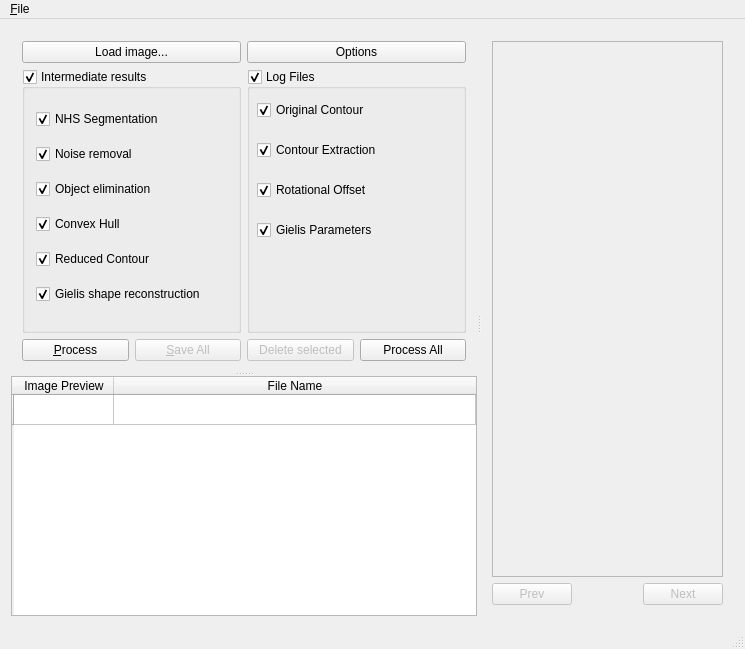
GVallicrosa/vibot6-mscv3-se, file project/c++/gui/gui.ui: the form before one commit.
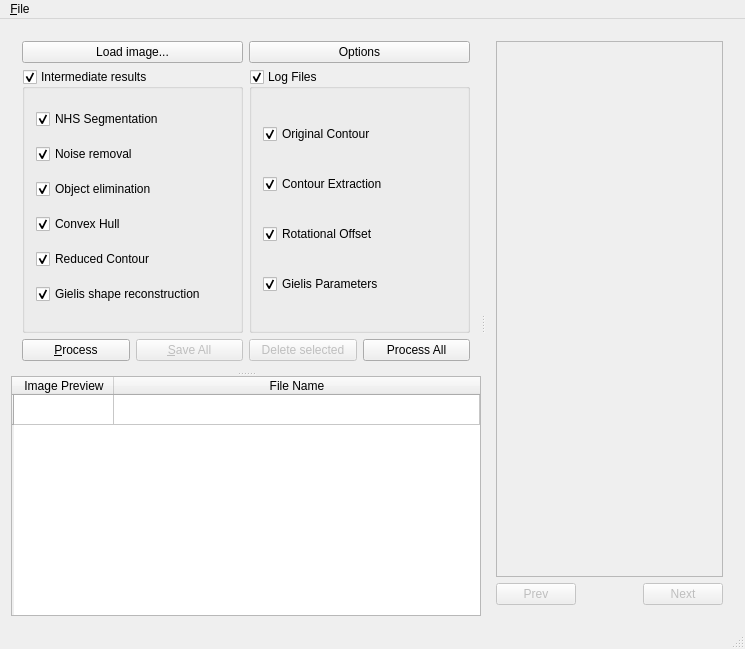
The form after the commit. Icons and pictures are not drawn. Custom widgets are drawn as their Qt base class.

Commit message: [GUI] Increase spacing between the checkboxes for log files

```diff
--- a/project/c++/gui/gui.ui
+++ b/project/c++/gui/gui.ui
@@ -232,15 +232,9 @@
                <property name="checkable">
                 <bool>true</bool>
                </property>
+               <layout class="QVBoxLayout" name="verticalLayout_5">
+                <item>
                <widget class="QCheckBox" name="logOriginalContour">
-                <property name="geometry">
-                 <rect>
-                  <x>10</x>
-                  <y>30</y>
-                  <width>243</width>
-                  <height>22</height>
-                 </rect>
-                </property>
                 <property name="text">
                  <string>Original Contour</string>
                 </property>
@@ -248,15 +242,9 @@
                  <bool>true</bool>
                 </property>
                </widget>
+                </item>
+                <item>
                <widget class="QCheckBox" name="logContourExtraction">
-                <property name="geometry">
-                 <rect>
-                  <x>10</x>
-                  <y>70</y>
-                  <width>243</width>
-                  <height>22</height>
-                 </rect>
-                </property>
                 <property name="text">
                  <string>Contour Extraction</string>
                 </property>
@@ -264,15 +252,9 @@
                  <bool>true</bool>
                 </property>
                </widget>
+                </item>
+                <item>
                <widget class="QCheckBox" name="logRotationalOffset">
-                <property name="geometry">
-                 <rect>
-                  <x>10</x>
-                  <y>110</y>
-                  <width>243</width>
-                  <height>22</height>
-                 </rect>
-                </property>
                 <property name="text">
                  <string>Rotational Offset</string>
                 </property>
@@ -280,15 +262,9 @@
                  <bool>true</bool>
                 </property>
                </widget>
+                </item>
+                <item>
                <widget class="QCheckBox" name="logGielisParameters">
-                <property name="geometry">
-                 <rect>
-                  <x>10</x>
-                  <y>150</y>
-                  <width>243</width>
-                  <height>22</height>
-                 </rect>
-                </property>
                 <property name="text">
                  <string>Gielis Parameters</string>
                 </property>
@@ -296,6 +272,8 @@
                  <bool>true</bool>
                 </property>
                </widget>
+                </item>
+               </layout>
               </widget>
              </item>
             </layout>
```
Lines whose indentation alone changed are shown as unchanged.
